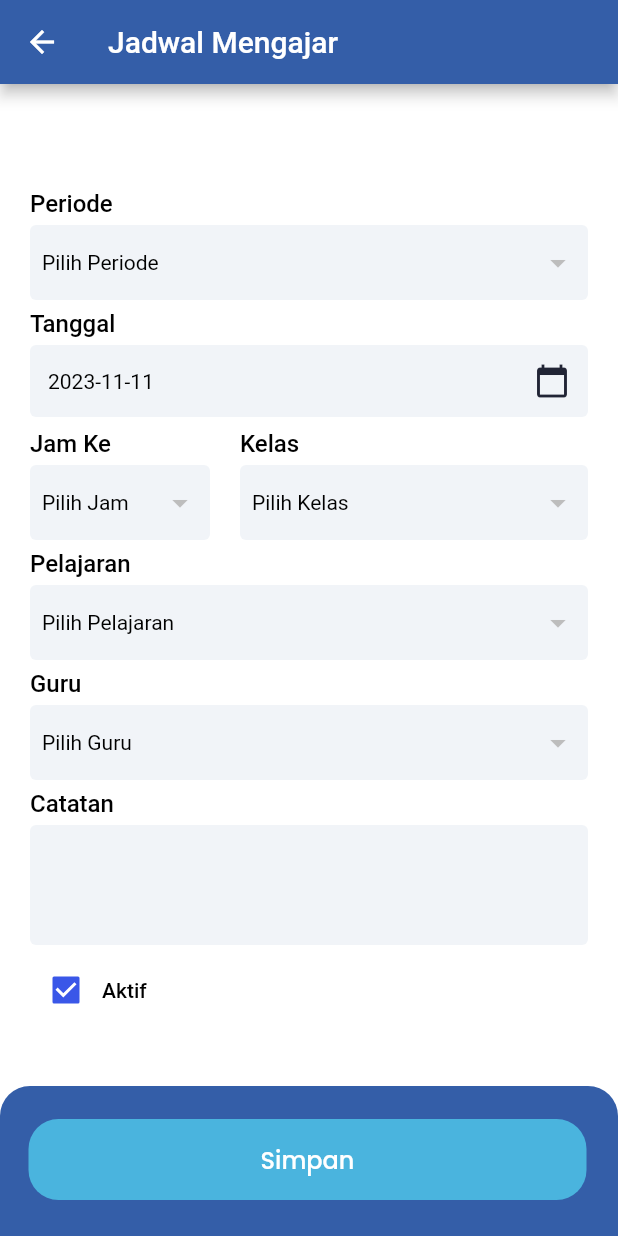
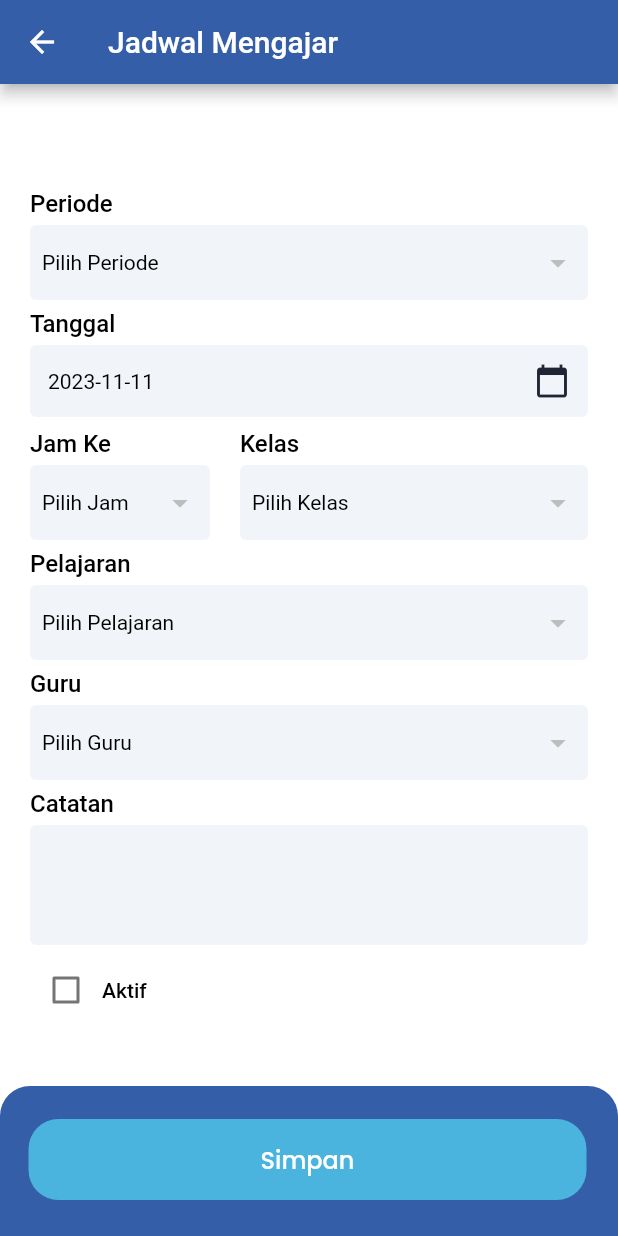
Before and after one commit to BagusRezky/jurnal_mengajar, a Flutter app: the AdminJadwalForm screen opened directly with empty values, after a tap on "Simpan", on a phone screen of 412 x 824 dp. Run offline on Flutter 3.47's test engine with Material 2 defaults, Android fonts, the phone set to English and light mode, and no system bars; our stand-ins replace get, image_picker, jwt_decoder, shared_preferences, table_calendar; accounts and stored records are empty.

Commit message:
[Fix] but also bug

```diff
--- a/lib/Page/Admin/Jadwal/admin_jadwal_form.dart
+++ b/lib/Page/Admin/Jadwal/admin_jadwal_form.dart
@@ -10,7 +10,8 @@ import 'package:shared_preferences/shared_preferences.dart';
 
 class AdminJadwalForm extends StatefulWidget {
   final VoidCallback updateCallback;
-  const AdminJadwalForm({super.key, required this.updateCallback});
+  const AdminJadwalForm({Key? key, required this.updateCallback})
+      : super(key: key);
 
   @override
   State<AdminJadwalForm> createState() => _AdminJadwalFormState();
@@ -22,11 +23,13 @@ DateTime dateTime = DateTime.now();
 String formattedDate = DateFormat('yyyy-MM-dd').format(dateTime);
 
 class _AdminJadwalFormState extends State<AdminJadwalForm> {
-  final TextEditingController _date = TextEditingController();
-  final TextEditingController ctt = TextEditingController();
+  final GlobalKey<FormState> _formKey = GlobalKey<FormState>();
+  final TextEditingController _date =
+      TextEditingController(text: formattedDate);
+  TextEditingController catatanController = TextEditingController();
 
-  final isAktif = true.obs;
-
+  //bool isAktif = true;
+  bool isAktif = false;
   // periode
   List<dynamic> itemsPeriode = []; // periode
   String? selectedValuePeriode; // pe
@@ -58,36 +61,6 @@ class _AdminJadwalFormState extends State<AdminJadwalForm> {
     fetchDataGuruFromApi();
     fetchDataPelajaranFromApi();
   }
-
-  // Future<void> fetchDataPeriodeFromApi() async {
-  //   SharedPreferences prefs = await SharedPreferences.getInstance();
-  //   String? tokenJwt = prefs.getString('tokenJwt');
-  //   final token = 'Bearer $tokenJwt';
-  //   String? tenant;
-
-  //   Map<String, dynamic> decodedToken = JwtDecoder.decode(token);
-
-  //   tenant = decodedToken['tenant_id'];
-  //   print('Bearer ${tokenJwt}');
-  //   final url = Uri.parse(
-  //       'https://jurnalmengajar-1-r8590722.deta.app/periode-cari?tenant_id=$tenant&sort_order=ascending&page=1&limit=10');
-
-  //   final headers = {
-  //     'accept': 'application/json',
-  //     'Authorization': token,
-  //   };
-
-  //   final response = await http.post(url, headers: headers);
-
-  //   if (response.statusCode == 200) {
-  //     var listData = jsonDecode(response.body);
-  //     setState(() {
-  //       itemsPeriode = listData;
-  //     });
-  //   } else {
-  //     throw Exception('Failed to load data from the API');
-  //   }
-  // }
 
   Future<void> fetchDataPeriodeFromApi() async {
     SharedPreferences prefs = await SharedPreferences.getInstance();
@@ -240,35 +213,39 @@ class _AdminJadwalFormState extends State<AdminJadwalForm> {
   }
 
   Future<void> createJadwal() async {
+    if (!_formKey.currentState!.validate()) {
+      return;
+    }
     SharedPreferences prefs = await SharedPreferences.getInstance();
-    tokenJwt = prefs.getString('tokenJwt');
+    String? tokenJwt = prefs.getString('tokenJwt');
     final token = 'Bearer $tokenJwt';
-    String? tenant;
 
-    Map<String, dynamic> decodedToken = JwtDecoder.decode(token);
-
-    tenant = decodedToken['tenant_id'];
+    final ctt = catatanController.text;
     print('Bearer $tokenJwt');
     final url =
+        //Uri.parse('https://jurnalmengajar-1-r8590722.deta.app/jadwal-tambah');
         Uri.parse('https://jurnalmengajar-1-r8590722.deta.app/jadwal-tambah');
+
+    final Map<String, dynamic> body = {
+      'catatan': ctt,
+      'tanggal': _date.text,
+      'periode': selectedValuePeriode,
+      'pukul': selectedValueJam,
+      'guru': selectedValueGuru,
+      'kelas': selectedValueKelas,
+      'pelajaran': selectedValuePelajaran,
+      'tenant_id': '651a3ea147a3d131b32ff353',
+      'is_aktif': '$isAktif'
+    };
+    print('Request Body: $body');
 
     final headers = {
       'accept': 'application/json',
       'Authorization': token,
     };
 
-    final Map<String, dynamic> body = {
-      'catatan': ctt,
-      'is_aktif': '$isAktif',
-      'periode': selectedValuePeriode,
-      'pukul': selectedValueJam,
-      'guru': selectedValueGuru,
-      'kelas': selectedValueKelas,
-      'pelajaran': selectedValuePelajaran,
-    };
-
     final response = await http.post(url, headers: headers, body: body);
-
+    print('Response Code: ${response.statusCode}');
     if (response.statusCode == 200) {
       print('Pembuatan jadwal berhasil');
       widget.updateCallback();
@@ -276,10 +253,9 @@ class _AdminJadwalFormState extends State<AdminJadwalForm> {
         setState(() {});
         Navigator.pop(context);
       });
-      // ignore: use_build_context_synchronously
     } else {
       print('Pembuatan jadwal gagal');
-      // ignore: use_build_context_synchronously
+      print('Response Body: ${response.body}');
     }
   }
 
@@ -315,8 +291,13 @@ class _AdminJadwalFormState extends State<AdminJadwalForm> {
           ),
         ),
       ),
-      body: Stack(
+      body: SafeArea(
+        top: true,
+        child: Form(
+          key: _formKey,
+          child: Stack(
             alignment: Alignment.bottomRight,
+            // mencoba
             children: [
               Padding(
                 padding: const EdgeInsets.fromLTRB(0, 10, 0, 140),
@@ -327,8 +308,8 @@ class _AdminJadwalFormState extends State<AdminJadwalForm> {
                     mainAxisSize: MainAxisSize.max,
                     children: [
                       Container(
-                    margin:
-                        const EdgeInsets.symmetric(vertical: 0, horizontal: 20),
+                        margin: const EdgeInsets.symmetric(
+                            vertical: 0, horizontal: 20),
                         padding: const EdgeInsets.all(0),
                         width: MediaQuery.of(context).size.width,
                         height: 75,
@@ -390,7 +371,8 @@ class _AdminJadwalFormState extends State<AdminJadwalForm> {
                                       ),
                                       onChanged: (value) {
                                         setState(() {
-                                      selectedValuePeriode = value as String?;
+                                          selectedValuePeriode =
+                                              value as String?;
                                         });
                                       },
                                       elevation: 8,
@@ -482,8 +464,8 @@ class _AdminJadwalFormState extends State<AdminJadwalForm> {
 
                                 if (pickedDate != null) {
                                   setState(() {
-                                _date.text =
-                                    DateFormat('yyyy-MM-dd').format(pickedDate);
+                                    _date.text = DateFormat('yyyy-MM-dd')
+                                        .format(pickedDate);
                                   });
                                 }
                               },
@@ -549,7 +531,8 @@ class _AdminJadwalFormState extends State<AdminJadwalForm> {
                                         items: itemsJam.map((item) {
                                           return DropdownMenuItem(
                                             value: item['jam_ke'].toString(),
-                                        child: Text(item['jam_ke'].toString()),
+                                            child:
+                                                Text(item['jam_ke'].toString()),
                                           );
                                         }).toList(),
                                         style: const TextStyle(
@@ -597,7 +580,8 @@ class _AdminJadwalFormState extends State<AdminJadwalForm> {
                                             vertical: 4, horizontal: 8),
                                         decoration: BoxDecoration(
                                           color: MainColor.primaryBackground,
-                                      borderRadius: BorderRadius.circular(4),
+                                          borderRadius:
+                                              BorderRadius.circular(4),
                                         ),
                                         child: DropdownButtonHideUnderline(
                                           child: DropdownButton(
@@ -704,7 +688,8 @@ class _AdminJadwalFormState extends State<AdminJadwalForm> {
                                     ),
                                     onChanged: (value) {
                                       setState(() {
-                                    selectedValuePelajaran = value as String?;
+                                        selectedValuePelajaran =
+                                            value as String?;
                                       });
                                     },
                                     elevation: 8,
@@ -789,8 +774,8 @@ class _AdminJadwalFormState extends State<AdminJadwalForm> {
                         ),
                       ),
                       Container(
-                    margin:
-                        const EdgeInsets.symmetric(vertical: 0, horizontal: 20),
+                        margin: const EdgeInsets.symmetric(
+                            vertical: 0, horizontal: 20),
                         padding: const EdgeInsets.all(0),
                         width: MediaQuery.of(context).size.width,
                         height: 110,
@@ -805,8 +790,8 @@ class _AdminJadwalFormState extends State<AdminJadwalForm> {
                           mainAxisSize: MainAxisSize.max,
                           children: [
                             const Padding(
-                          padding:
-                              EdgeInsets.symmetric(vertical: 5, horizontal: 0),
+                              padding: EdgeInsets.symmetric(
+                                  vertical: 5, horizontal: 0),
                               child: Text(
                                 "Catatan",
                                 textAlign: TextAlign.start,
@@ -821,8 +806,8 @@ class _AdminJadwalFormState extends State<AdminJadwalForm> {
                             ),
                             Expanded(
                               flex: 1,
-                          child: TextField(
-                            controller: ctt,
+                              child: TextFormField(
+                                controller: catatanController,
                                 obscureText: false,
                                 textAlign: TextAlign.start,
                                 maxLines: 4,
@@ -866,19 +851,18 @@ class _AdminJadwalFormState extends State<AdminJadwalForm> {
                           crossAxisAlignment: CrossAxisAlignment.center,
                           mainAxisSize: MainAxisSize.max,
                           children: [
-                        Obx(
-                          () => Checkbox(
-                            onChanged: (value) {
-                              isAktif.value =
-                                  !isAktif.value; // Update the checkbox state
+                            Checkbox(
+                              value: isAktif,
+                              onChanged: (bool? value) {
+                                setState(() {
+                                  isAktif = value ?? false;
+                                });
                               },
                               activeColor: const Color(0xff3a57e8),
                               autofocus: false,
                               checkColor: const Color(0xffffffff),
                               hoverColor: const Color(0x42000000),
                               splashRadius: 20,
-                            value: isAktif.value,
-                          ),
                             ),
                             const Text(
                               "Aktif",
@@ -948,6 +932,8 @@ class _AdminJadwalFormState extends State<AdminJadwalForm> {
               ),
             ],
           ),
+        ),
+      ),
     );
   }
 }
--- a/lib/Page/Admin/Jurnal/AdminJurnal.dart
+++ b/lib/Page/Admin/Jurnal/AdminJurnal.dart
@@ -35,7 +35,7 @@ class _AdminJurnalState extends State<AdminJurnal> {
     super.initState();
     _onDaySelected(selectedDate, selectedDate);
     // super.initState();
-    // showToken();
+    showToken();
     // loadData();
   }
 
@@ -231,9 +231,11 @@ class _AdminJurnalState extends State<AdminJurnal> {
                                       context,
                                       MaterialPageRoute(
                                         builder: (context) => AdminJurnalDetail(
-                                          jurnalData: const {},
-                                          jurnalId: 'id',
-                                          updateCallback: () {},
+                                          updateCallback: () =>
+                                              loadData(DateTime.now()),
+                                          jurnalData: Jurnal,
+                                          jurnalId: Jurnal['id'],
+                                          // updateCallback: () {},
                                         ),
                                       ),
                                     );
@@ -456,6 +458,7 @@ class JurnalDataUtil {
         'https://jurnalmengajar-1-r8590722.deta.app/jurnal-cari/admin?tanggal=$selectedDateFormatted&tenant_id=$tenantId&sort_order=ascending&page=1&limit=10');
     final response = await http.post(url, headers: headers);
 
+    print(response.statusCode);
     if (response.statusCode == 200) {
       final responseData = json.decode(response.body);
       return responseData['Data']; // Ganti dengan nama yang sesuai di API
```
Lines whose indentation alone changed are shown as unchanged.
